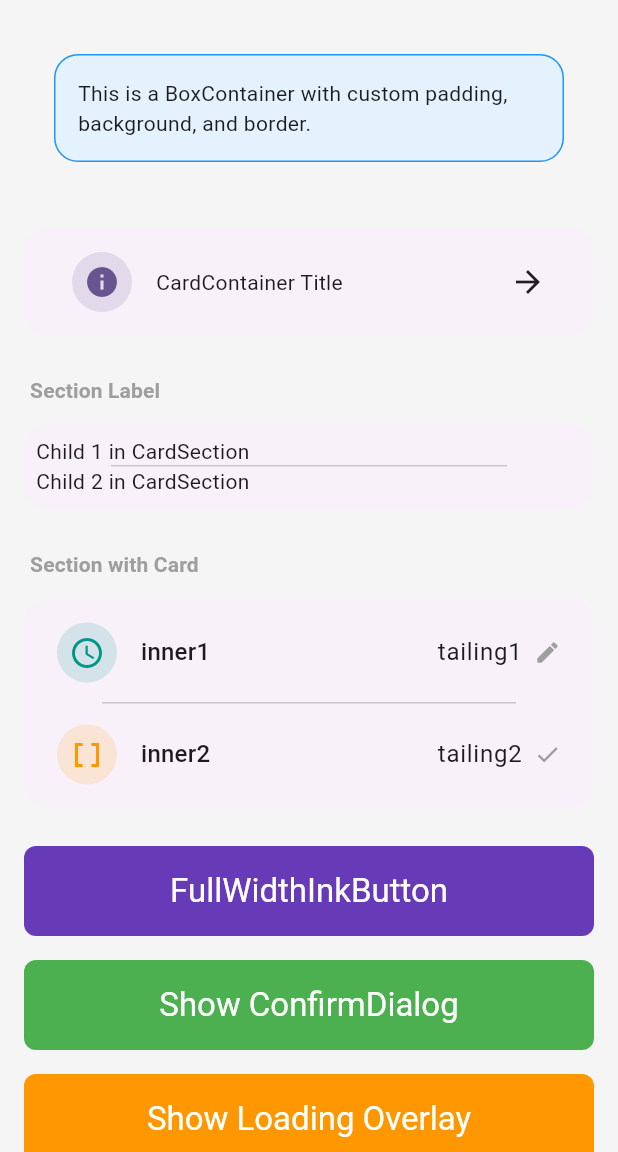
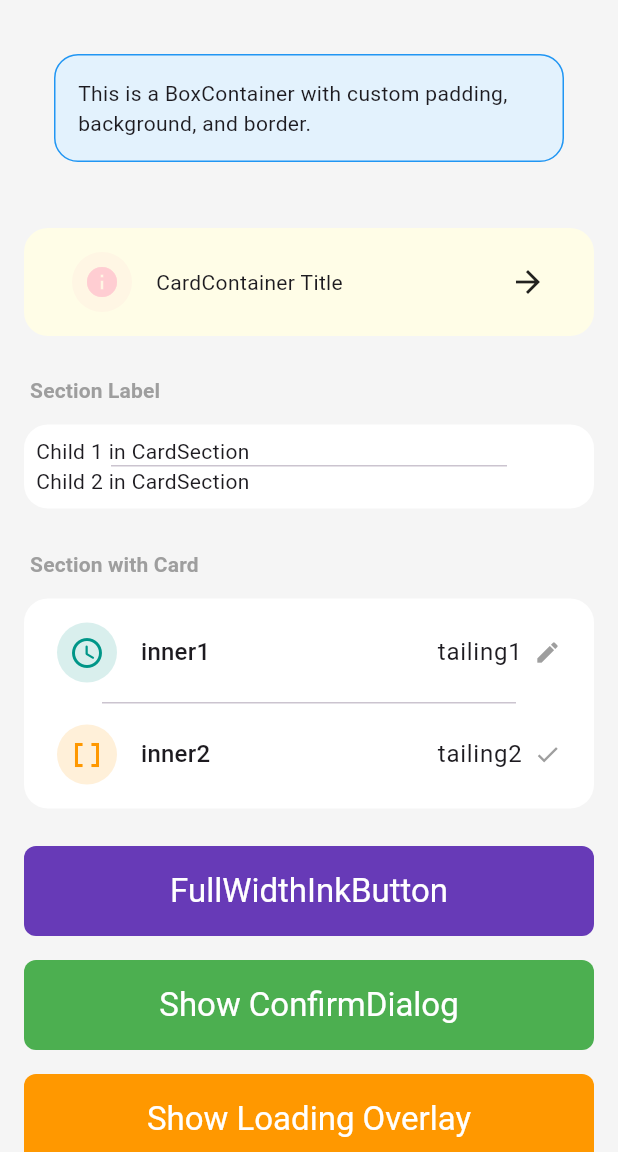
Before and after one commit to hyperbora/flutter_widget_kit, a Flutter app: the screen it shows after launch, on a phone screen of 412 x 824 dp, the part 84-1236 px from its top. Run offline on Flutter 3.47's test engine with Material 3 defaults, Android fonts, the phone set to English and light mode, and no system bars.

Commit message:
fix: 배경색 옵션 추가

```diff
--- a/example/lib/main.dart
+++ b/example/lib/main.dart
@@ -80,6 +80,8 @@ class _MyHomePageState extends State<MyHomePage> {
             const SizedBox(height: 16),
             CardContainer(
               title: const Text('CardContainer Title'),
+              backgroundColor: Colors.yellow.shade50,
+              color: Colors.red.shade100,
               leading: Icons.info,
               trailing: const Icon(Icons.arrow_forward),
               contentPadding: const EdgeInsets.all(16),
--- a/lib/src/layout/card_container.dart
+++ b/lib/src/layout/card_container.dart
@@ -4,6 +4,7 @@ class CardContainer extends StatelessWidget {
   final dynamic leading;
   final Widget title;
   final Color? color;
+  final Color? backgroundColor;
   final Widget? trailing;
   final Function()? onTap;
   final EdgeInsetsGeometry? contentPadding;
@@ -14,6 +15,7 @@ class CardContainer extends StatelessWidget {
     this.leading,
     required this.title,
     this.color,
+    this.backgroundColor,
     this.trailing,
     this.onTap,
     this.contentPadding,
@@ -37,12 +39,14 @@ class CardContainer extends StatelessWidget {
   @override
   Widget build(BuildContext context) {
     final Color effectiveColor = color ?? Theme.of(context).colorScheme.primary;
+    final Color effectiveBackgroundColor = backgroundColor ?? Colors.white;
     return Padding(
       padding: padding ?? EdgeInsets.zero,
       child: Card(
         elevation: 0,
         shape: RoundedRectangleBorder(borderRadius: BorderRadius.circular(16)),
         margin: const EdgeInsets.symmetric(vertical: 8),
+        color: effectiveBackgroundColor,
         child: Material(
           color: Colors.transparent,
           child: InkWell(
```
Also changed, not shown: 1 other file.
